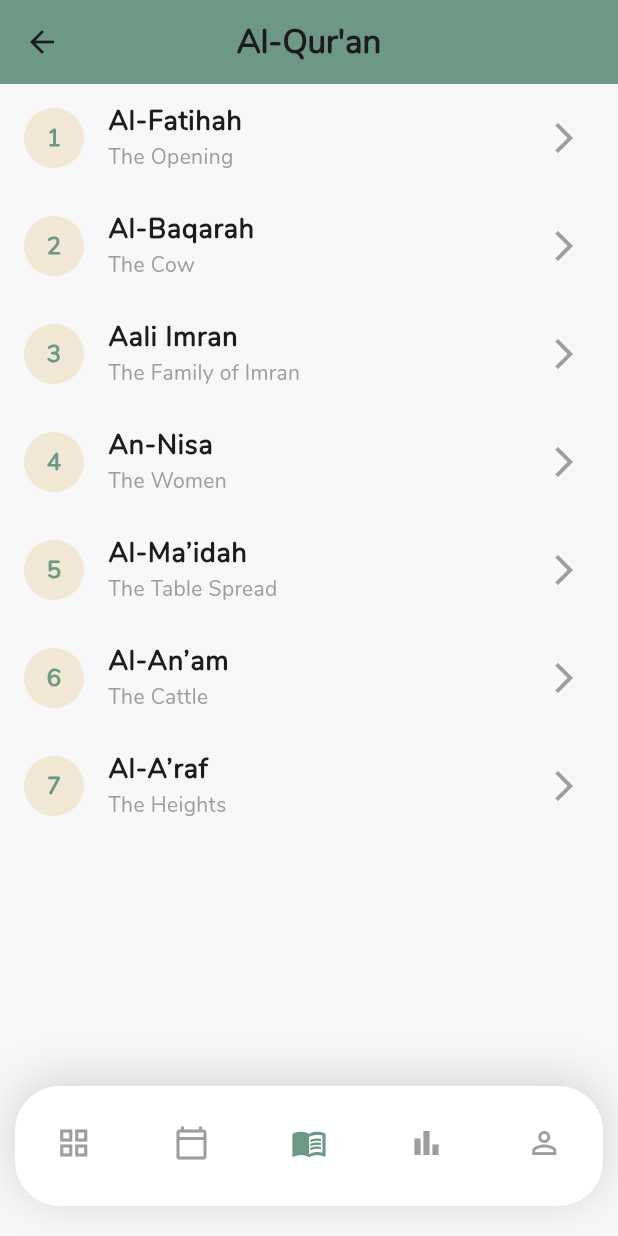
After one commit to muhmmdfath/quranmemorize_pkm, a Flutter app: the QuranScreen screen opened directly, on a phone screen of 412 x 824 dp. The commit adds this screen. Run offline on Flutter 3.47's test engine with Material 3 defaults, Android fonts, the light colour scheme and no system bars; project files that could hold a hidden picture were left out.

Commit message:
create quran_screen.dart

```diff
--- /dev/null
+++ b/lib/screens/quran_screen.dart
@@ -0,0 +1,95 @@
+import 'package:flutter/material.dart';
+import 'package:quranmemmorize_pkm/widgets/bottom_nav.dart';
+
+class QuranScreen extends StatefulWidget {
+  const QuranScreen({super.key});
+
+  @override
+  _QuranScreenState createState() => _QuranScreenState();
+}
+
+class _QuranScreenState extends State<QuranScreen> {
+  int _selectedIndex = 2; // Default index for Quran Screen
+
+  @override
+  Widget build(BuildContext context) {
+    return Scaffold(
+      appBar: AppBar(
+        title: const Text(
+          'Al-Qur\'an',
+          style: TextStyle(
+            fontFamily: 'child',
+            fontWeight: FontWeight.bold,
+          ),
+        ),
+        centerTitle: true,
+        backgroundColor: const Color(0xff6D9886),
+      ),
+      body: ListView.builder(
+        itemCount: surahList.length,
+        itemBuilder: (context, index) {
+          final surah = surahList[index];
+          return ListTile(
+            leading: CircleAvatar(
+              backgroundColor: const Color(0xffF2E7D5),
+              child: Text(
+                surah['number'].toString(),
+                style: const TextStyle(
+                  fontFamily: 'child',
+                  fontWeight: FontWeight.bold,
+                  color: Color(0xff6D9886),
+                ),
+              ),
+            ),
+            title: Text(
+              surah['name'],
+              style: const TextStyle(
+                fontFamily: 'child',
+                fontSize: 18,
+                fontWeight: FontWeight.w600,
+              ),
+            ),
+            subtitle: Text(
+              surah['translation'],
+              style: const TextStyle(
+                fontFamily: 'child',
+                fontSize: 14,
+                color: Colors.grey,
+              ),
+            ),
+            trailing: const Icon(Icons.arrow_forward_ios, color: Colors.grey),
+            onTap: () {
+              // Navigate to Surah details page (can be implemented later)
+              ScaffoldMessenger.of(context).showSnackBar(
+                SnackBar(
+                  content: Text('Opening Surah: ${surah['name']}'),
+                ),
+              );
+            },
+          );
+        },
+      ),
+      bottomNavigationBar: BottomNavigationBarWidget(
+        selectedIndex: _selectedIndex,
+        onItemTapped: (int index) {
+          setState(() {
+            _selectedIndex = index;
+          });
+        },
+
+        ),
+      );
+  }
+}
+
+// Dummy list of Surah for demonstration
+final List<Map<String, dynamic>> surahList = [
+  {'number': 1, 'name': 'Al-Fatihah', 'translation': 'The Opening'},
+  {'number': 2, 'name': 'Al-Baqarah', 'translation': 'The Cow'},
+  {'number': 3, 'name': 'Aali Imran', 'translation': 'The Family of Imran'},
+  {'number': 4, 'name': 'An-Nisa', 'translation': 'The Women'},
+  {'number': 5, 'name': 'Al-Ma’idah', 'translation': 'The Table Spread'},
+  {'number': 6, 'name': 'Al-An’am', 'translation': 'The Cattle'},
+  {'number': 7, 'name': 'Al-A’raf', 'translation': 'The Heights'},
+  // Add more Surah as needed
+];
--- /dev/null
+++ b/lib/widgets/bottom_nav.dart
@@ -0,0 +1,79 @@
+import 'package:flutter/material.dart';
+import 'package:quranmemmorize_pkm/screens/home_screen.dart';
+import 'package:quranmemmorize_pkm/screens/quran_screen.dart';
+
+class BottomNavigationBarWidget extends StatelessWidget {
+  final int selectedIndex;
+  final Function(int) onItemTapped;
+
+  const BottomNavigationBarWidget({
+    Key? key,
+    required this.selectedIndex,
+    required this.onItemTapped,
+  }) : super(key: key);
+
+  @override
+  Widget build(BuildContext context) {
+    return Padding(
+      padding: const EdgeInsets.symmetric(horizontal: 10, vertical: 20),
+      child: Container(
+        height: 80,
+        decoration: BoxDecoration(
+          color: Colors.white,
+          borderRadius: BorderRadius.circular(30),
+          boxShadow: [
+            BoxShadow(
+              color: Colors.black.withOpacity(0.15),
+              offset: const Offset(0, -4),
+              blurRadius: 25,
+            ),
+          ],
+        ),
+        child: Padding(
+          padding: const EdgeInsets.symmetric(vertical: 8),
+          child: Row(
+            mainAxisAlignment: MainAxisAlignment.spaceAround,
+            children: [
+              _buildNavItem(Icons.grid_view, 0, context),
+              _buildNavItem(Icons.calendar_today_outlined, 1, context),
+              _buildNavItem(Icons.menu_book_outlined, 2, context),
+              _buildNavItem(Icons.bar_chart_outlined, 3, context),
+              _buildNavItem(Icons.person_outline, 4, context),
+            ],
+          ),
+        ),
+      ),
+    );
+  }
+
+  Widget _buildNavItem(IconData icon, int index, BuildContext context) {
+    return GestureDetector(
+      onTap: () {
+        onItemTapped(index); // Call the callback when an item is tapped
+
+        // Navigate to the QuranScreen when 'menu_book' is clicked
+        if (index == 0) {
+          Navigator.of(context).push(
+            MaterialPageRoute(builder: (context) => const HomeScreen()),
+          );
+        }
+        if (index == 2) {
+          Navigator.of(context).push(
+            MaterialPageRoute(builder: (context) => const QuranScreen()),
+          );
+        }
+      },
+      child: Column(
+        mainAxisSize: MainAxisSize.min,
+        children: [
+          Icon(
+            icon,
+            color: selectedIndex == index ? const Color(0xff6D9886) : Colors.grey,
+            size: 24,
+          ),
+          const SizedBox(height: 4),
+        ],
+      ),
+    );
+  }
+}
```
Also changed, not shown: lib/screens/home_screen.dart (+20 -43 lines).
